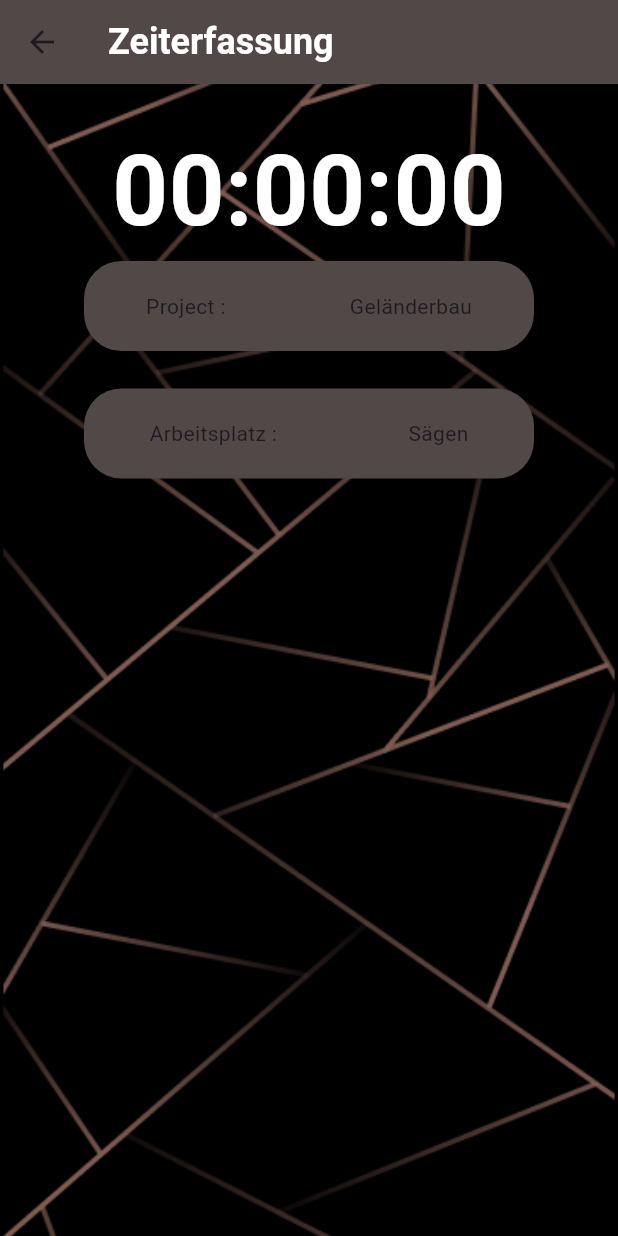
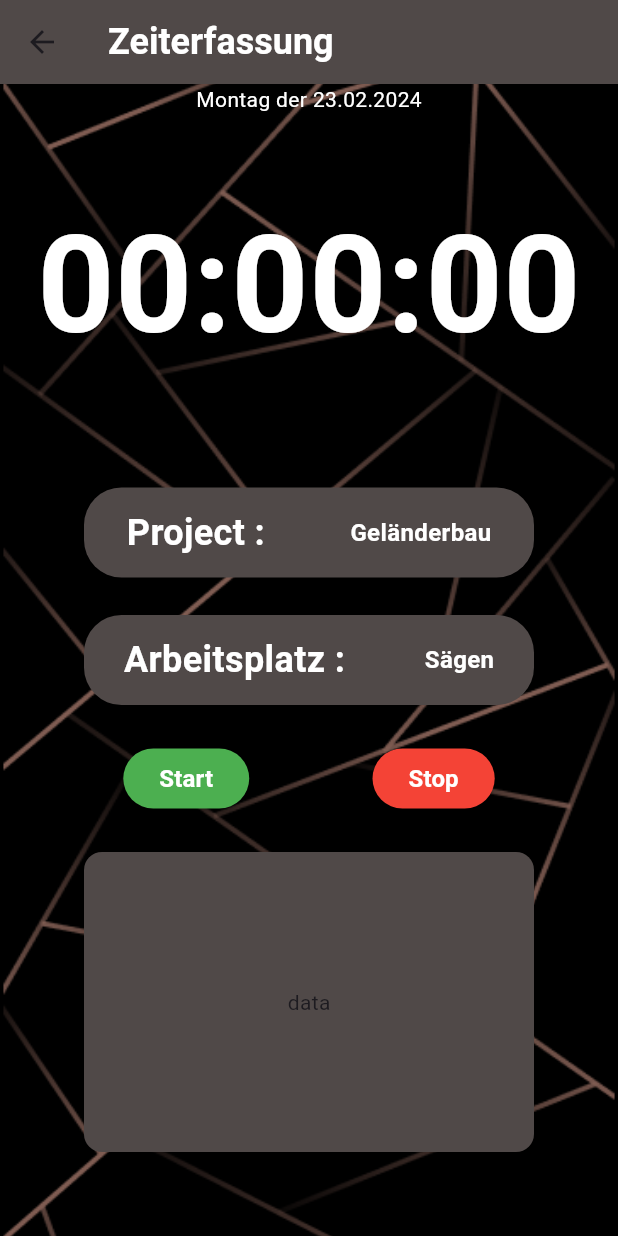
Before and after one commit to Daniel160879/Zeiterfassung-App, a Flutter app: the ChooseWorkingSpace screen opened directly with sample values from the repository, after a tap on "Sägen", on a phone screen of 412 x 824 dp. Run offline on Flutter 3.47's test engine with Material 3 defaults, Android fonts, the phone set to English and light mode, and no system bars; our stand-ins replace table_calendar.

Commit message:
"schnell"

```diff
--- a/lib/const/theme/theme.dart
+++ b/lib/const/theme/theme.dart
@@ -13,7 +13,7 @@ const myWorkingSpaceButtonStyle = ButtonStyle(
   ),
 );
 const myProjectButtonStyle = ButtonStyle(
-  fixedSize: MaterialStatePropertyAll(Size(175, 60)),
+  fixedSize: MaterialStatePropertyAll(Size(200, 100)),
   backgroundColor: MaterialStatePropertyAll(
     Color.fromARGB(255, 80, 73, 72),
   ),
@@ -27,7 +27,7 @@ const myAppBarTextStyle = TextStyle(
 
 const myClockStyle = TextStyle(
   color: Color.fromARGB(255, 255, 255, 255),
-  fontSize: 65,
+  fontSize: 90,
   fontWeight: FontWeight.bold,
 );
 
@@ -36,3 +36,9 @@ const myTextStyle = TextStyle(
   fontSize: 16,
   fontWeight: FontWeight.bold,
 );
+
+const myBttnTextStyle = TextStyle(
+    color: Color.fromARGB(255, 255, 255, 255), fontSize: 24, fontWeight: FontWeight.bold, fontStyle: FontStyle.italic);
+
+const myHeadBttnTextStyle = TextStyle(
+    color: Color.fromARGB(255, 255, 255, 255), fontSize: 30, fontWeight: FontWeight.bold, fontStyle: FontStyle.italic);
--- a/lib/screens/Zeiterfassung/ProjectScreen/ItemModel/project_item.dart
+++ b/lib/screens/Zeiterfassung/ProjectScreen/ItemModel/project_item.dart
@@ -30,7 +30,7 @@ class ProjectItem extends StatelessWidget {
             },
             child: Container(
               alignment: Alignment.center,
-              height: 50,
+              height: 65,
               width: 175,
               decoration: BoxDecoration(
                 borderRadius: BorderRadius.circular(25),
@@ -38,7 +38,7 @@ class ProjectItem extends StatelessWidget {
               ),
               child: Text(
                 project.title,
-                style: myTextStyle,
+                style: myBttnTextStyle,
               ),
             ),
           )
--- a/lib/screens/Zeiterfassung/ProjectScreen/Repository/project_repository.dart
+++ b/lib/screens/Zeiterfassung/ProjectScreen/Repository/project_repository.dart
@@ -13,7 +13,7 @@ final List<Project> projectMock = [
     color: const Color.fromARGB(255, 80, 73, 72),
   ),
   Project(
-    title: 'Auftrag Schweißen',
+    title: 'Schweißen',
     color: const Color.fromARGB(255, 80, 73, 72),
   ),
   Project(
--- a/lib/screens/Zeiterfassung/TimeRecordingScreen/time_recording_screen.dart
+++ b/lib/screens/Zeiterfassung/TimeRecordingScreen/time_recording_screen.dart
@@ -3,11 +3,17 @@ import 'package:meine_zeiterfassungs_app/const/theme/theme.dart';
 import 'package:meine_zeiterfassungs_app/screens/Zeiterfassung/ProjectScreen/Data/project.dart';
 import 'package:meine_zeiterfassungs_app/screens/Zeiterfassung/WorkingSpaceScreen/Data/workplace.dart';
 
-class TimeRecordingScreen extends StatelessWidget {
+class TimeRecordingScreen extends StatefulWidget {
   const TimeRecordingScreen({super.key, required this.project, required this.workPlace});
 
   final WorkPlace workPlace;
   final Project project;
+
+  @override
+  State<TimeRecordingScreen> createState() => _TimeRecordingScreenState();
+}
+
+class _TimeRecordingScreenState extends State<TimeRecordingScreen> {
   @override
   Widget build(BuildContext context) {
     return Scaffold(
@@ -30,12 +36,19 @@ class TimeRecordingScreen extends StatelessWidget {
         child: Column(
           mainAxisAlignment: MainAxisAlignment.start,
           children: [
+            const Text(
+              'Montag der 23.02.2024',
+              style: TextStyle(color: Colors.white),
+            ),
             const SizedBox(
-              height: 25,
+              height: 50,
             ),
             const Text(
               '00:00:00',
               style: myClockStyle,
+            ),
+            const SizedBox(
+              height: 70,
             ),
             Container(
               height: 60,
@@ -47,8 +60,14 @@ class TimeRecordingScreen extends StatelessWidget {
               child: Row(
                 mainAxisAlignment: MainAxisAlignment.spaceAround,
                 children: [
-                  const Text('Project :'),
-                  Text(project.title),
+                  const Text(
+                    'Project :',
+                    style: myAppBarTextStyle,
+                  ),
+                  Text(
+                    widget.project.title,
+                    style: myTextStyle,
+                  ),
                 ],
               ),
             ),
@@ -65,10 +84,55 @@ class TimeRecordingScreen extends StatelessWidget {
               child: Row(
                 mainAxisAlignment: MainAxisAlignment.spaceAround,
                 children: [
-                  const Text('Arbeitsplatz :'),
-                  Text(workPlace.title),
+                  const Text(
+                    'Arbeitsplatz :',
+                    style: myAppBarTextStyle,
+                  ),
+                  Text(
+                    widget.workPlace.title,
+                    style: myTextStyle,
+                  ),
                 ],
               ),
+            ),
+            const SizedBox(
+              height: 25,
+            ),
+            Row(
+              mainAxisAlignment: MainAxisAlignment.spaceEvenly,
+              children: [
+                ElevatedButton(
+                  style: const ButtonStyle(backgroundColor: MaterialStatePropertyAll(Colors.green)),
+                  onPressed: () {},
+                  child: const Text(
+                    'Start',
+                    style: myTextStyle,
+                  ),
+                ),
+                ElevatedButton(
+                  style: const ButtonStyle(backgroundColor: MaterialStatePropertyAll(Colors.red)),
+                  onPressed: () {},
+                  child: const Text(
+                    'Stop',
+                    style: myTextStyle,
+                  ),
+                ),
+              ],
+            ),
+            const SizedBox(
+              height: 25,
+            ),
+            Container(
+              alignment: Alignment.center,
+              height: 200,
+              width: 300,
+              decoration: const BoxDecoration(
+                borderRadius: BorderRadius.all(
+                  Radius.circular(12),
+                ),
+                color: Color.fromARGB(255, 80, 73, 72),
+              ),
+              child: const Text('data'),
             ),
           ],
         ),
--- a/lib/screens/Zeiterfassung/WorkingSpaceScreen/workingspace_screen.dart
+++ b/lib/screens/Zeiterfassung/WorkingSpaceScreen/workingspace_screen.dart
@@ -55,17 +55,24 @@ class _ChooseWorkingSpaceState extends State<ChooseWorkingSpace> {
                   ),
                   child: Center(
                     child: Column(
-                      mainAxisAlignment: MainAxisAlignment.spaceEvenly,
+                      mainAxisAlignment: MainAxisAlignment.start,
                       children: [
+                        const Spacer(),
                         const Text(
                           'Project',
-                          style: myAppBarTextStyle,
+                          style: myHeadBttnTextStyle,
                         ),
+                        const Spacer(),
                         const Divider(
                           color: Colors.black,
                           thickness: 2,
                         ),
-                        Text(widget.project.title),
+                        const Spacer(),
+                        Text(
+                          widget.project.title,
+                          style: myTextStyle,
+                        ),
+                        const Spacer()
                       ],
                     ),
                   ),
```
